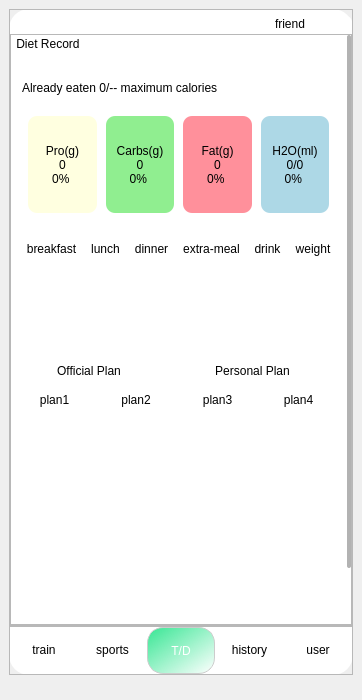
The window that Client/ui/Designer/FitMind_Client_MainInterface.ui (aud13d/FitMind) describes before a commit, drawn with Qt 5.
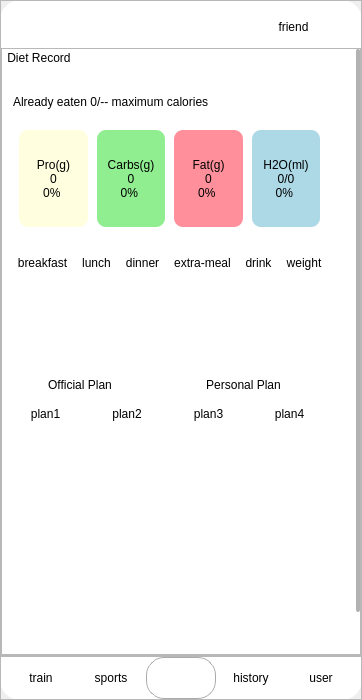
The same window after the commit. Icons and pictures are not drawn.

The edit to the form file:
```diff
--- a/Client/ui/Designer/FitMind_Client_MainInterface.ui
+++ b/Client/ui/Designer/FitMind_Client_MainInterface.ui
@@ -20,15 +20,24 @@
    <string>MainWindow</string>
   </property>
   <widget class="QWidget" name="centralwidget">
+   <layout class="QVBoxLayout" name="verticalLayout_9">
+    <property name="spacing">
+     <number>0</number>
+    </property>
+    <property name="leftMargin">
+     <number>0</number>
+    </property>
+    <property name="topMargin">
+     <number>0</number>
+    </property>
+    <property name="rightMargin">
+     <number>0</number>
+    </property>
+    <property name="bottomMargin">
+     <number>0</number>
+    </property>
+    <item>
    <widget class="QFrame" name="frame">
-    <property name="geometry">
-     <rect>
-      <x>9</x>
-      <y>9</y>
-      <width>344</width>
-      <height>666</height>
-     </rect>
-    </property>
     <property name="minimumSize">
      <size>
       <width>300</width>
@@ -117,7 +126,7 @@
            <property name="layoutDirection">
             <enum>Qt::LayoutDirection::LeftToRight</enum>
            </property>
-           <layout class="QVBoxLayout" name="verticalLayout_5" stretch="1,9">
+             <layout class="QVBoxLayout" name="verticalLayout_5" stretch="1,13">
             <property name="spacing">
              <number>0</number>
             </property>
@@ -142,7 +151,7 @@
                <number>4</number>
               </property>
               <property name="rightMargin">
-               <number>0</number>
+                 <number>3</number>
               </property>
               <property name="bottomMargin">
                <number>0</number>
@@ -162,6 +171,18 @@
               </item>
               <item>
                <widget class="QPushButton" name="button_friend">
+                  <property name="sizePolicy">
+                   <sizepolicy hsizetype="Minimum" vsizetype="Minimum">
+                    <horstretch>0</horstretch>
+                    <verstretch>0</verstretch>
+                   </sizepolicy>
+                  </property>
+                  <property name="minimumSize">
+                   <size>
+                    <width>16</width>
+                    <height>16</height>
+                   </size>
+                  </property>
                 <property name="styleSheet">
                  <string notr="true">
 
@@ -205,6 +226,12 @@
               </item>
               <item>
                <widget class="QPushButton" name="pushButton">
+                  <property name="sizePolicy">
+                   <sizepolicy hsizetype="Minimum" vsizetype="Minimum">
+                    <horstretch>0</horstretch>
+                    <verstretch>0</verstretch>
+                   </sizepolicy>
+                  </property>
                 <property name="minimumSize">
                  <size>
                   <width>16</width>
@@ -250,6 +277,12 @@
                  <iconset resource="../res.qrc">
                   <normaloff>:/icons/icon/delete-1--remove-add-button-buttons-delete-cross-x.png</normaloff>:/icons/icon/delete-1--remove-add-button-buttons-delete-cross-x.png</iconset>
                 </property>
+                  <property name="iconSize">
+                   <size>
+                    <width>16</width>
+                    <height>16</height>
+                   </size>
+                  </property>
                </widget>
               </item>
              </layout>
@@ -1846,13 +1879,13 @@
          <number>0</number>
         </property>
         <property name="leftMargin">
-         <number>0</number>
+           <number>5</number>
         </property>
         <property name="topMargin">
          <number>0</number>
         </property>
         <property name="rightMargin">
-         <number>0</number>
+           <number>5</number>
         </property>
         <property name="bottomMargin">
          <number>0</number>
@@ -1931,7 +1964,7 @@
           <property name="minimumSize">
            <size>
             <width>62</width>
-            <height>47</height>
+              <height>42</height>
            </size>
           </property>
           <property name="maximumSize">
@@ -1942,17 +1975,22 @@
           </property>
           <property name="styleSheet">
            <string notr="true">QPushButton {
-    font: 700 16pt &quot;微软雅黑&quot;; 
-    border: 1px solid #ccc; /* 细边框 */
-    border-radius: 16px; /* 更圆的圆角，增加质感 */
-    
-    background-color: qlineargradient(spread:repeat, x1:0, y1:0, x2:1, y2:1, stop:0 rgba(56, 230, 148, 255), stop:1 rgba(255, 255, 255, 50));
-    color: white; /* 白色文字，使文字与背景有对比 */
+    font: 700 16pt &quot;微软雅黑&quot;;
+    border: 1px solid #aaa;
+    border-radius: 18px;
+
+    background-color: qlineargradient(
+        spread:pad, x1:0, y1:0, x2:1, y2:1,
+        stop:0 rgba(123, 203, 255, 230),
+        stop:1 rgba(185, 159, 255, 220)
+    );
+    color: white;
     min-width: 60px;
-    min-height: 45px;
-    box-shadow: 0px 2px 5px rgba(0, 0, 0, 0.5); /* 添加轻微阴影 */
-    outline: none; /* 去除默认轮廓线 */
-    transition: all 0.3s ease; /* 平滑过渡效果 */
+    min-height: 40px;
+
+    box-shadow: 0px 2px 6px rgba(0, 0, 0, 0.35);
+    outline: none;
+    transition: all 0.3s ease;
 }
 
 QPushButton:hover {
@@ -1970,10 +2008,13 @@
 }
 
 QPushButton:disabled {
-    background: linear-gradient(to right, #cce5ff, #d4edda); /* 禁用时浅色渐变 */
-    color: gray;
-    border-color: #ddd;
-    box-shadow: none; /* 禁用时去除阴影 */
+    background: qlineargradient(
+        spread:pad, x1:0, y1:0, x2:1, y2:1,
+        stop:0 #e0e0e0, stop:1 #f0f0f0
+    );
+    color: #999;
+    border-color: #ccc;
+    box-shadow: none;
 }
 </string>
           </property>
@@ -2035,6 +2076,8 @@
      </item>
     </layout>
    </widget>
+    </item>
+   </layout>
   </widget>
  </widget>
  <resources>
```
Left out of the diff: 28 changed lines with no effect on the pictures. Lines whose indentation alone changed are shown as unchanged.
